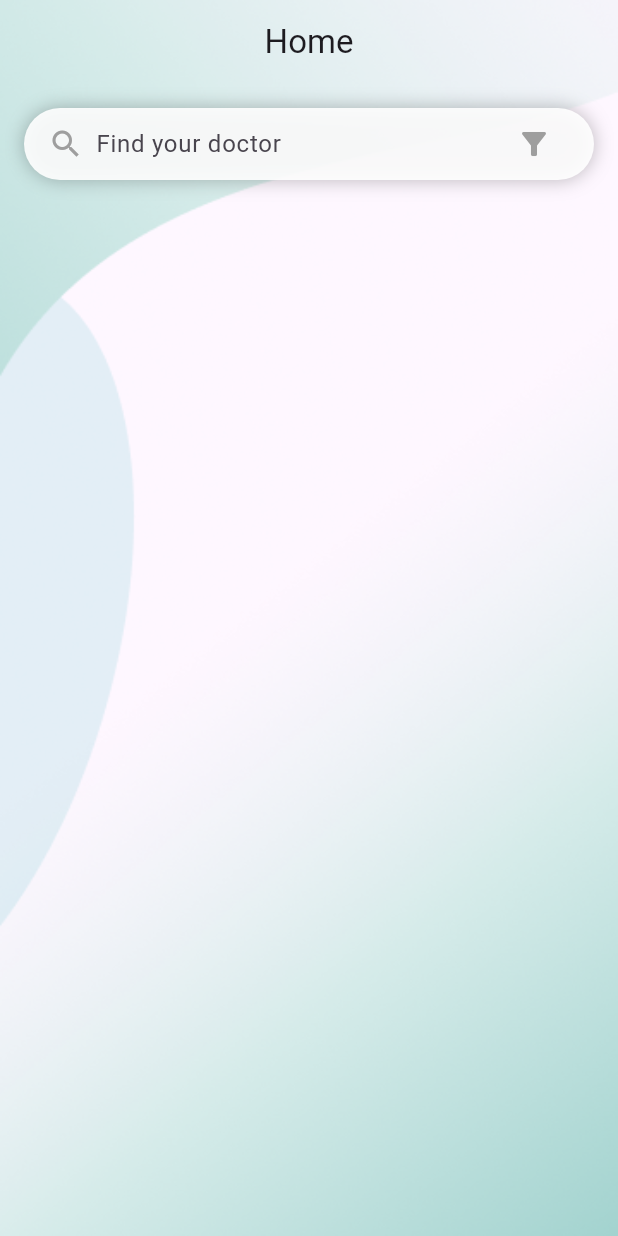
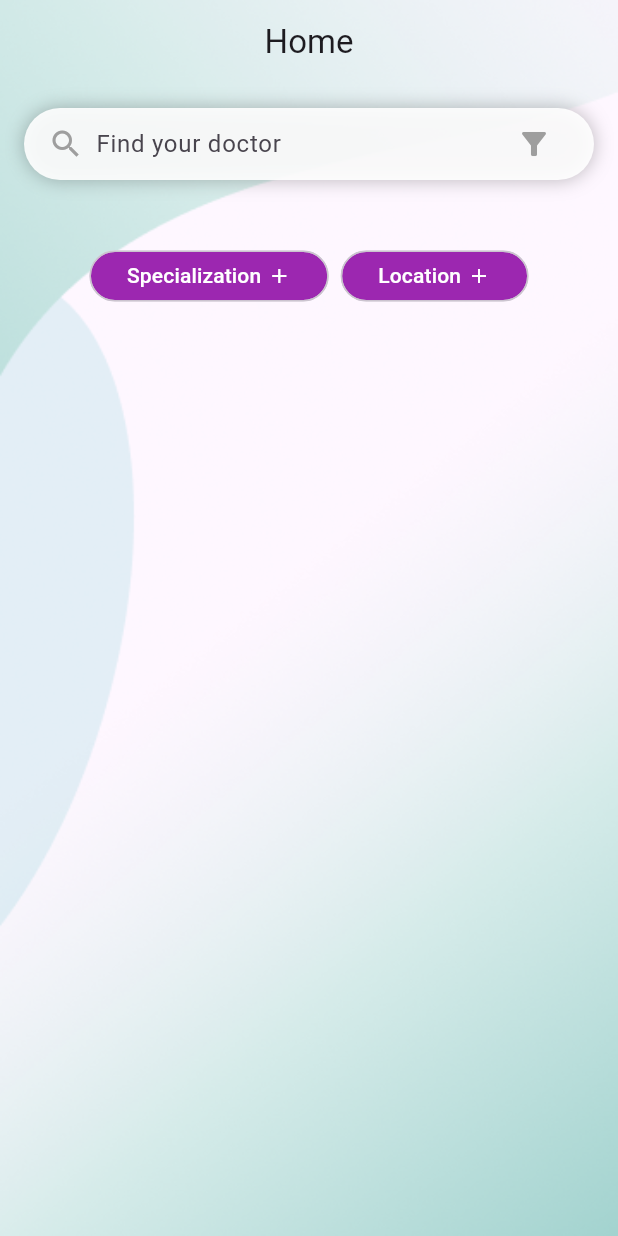
Before and after one commit to Cost-Effective-Software-Project-11/Klinik, a Flutter app: the HomeScreen screen opened by its route, on a phone screen of 412 x 824 dp. Run offline on Flutter 3.47's test engine with Material 3 defaults, Android fonts, the phone set to English and light mode, and no system bars; our stand-ins replace bloc, cloud_firestore, equatable, firebase_auth, firebase_core, flutter_bloc and 3 more; missing offline and left inert: country_flags; accounts and stored records are empty; generated files the repository leaves out were written again.

Commit message:
chips added

```diff
--- a/lib/screens/home/home_screen.dart
+++ b/lib/screens/home/home_screen.dart
@@ -30,7 +30,9 @@ class HomeScreen extends StatelessWidget {
             top: kToolbarHeight + 16, // Position below the app bar
             left: 16,
             right: 16,
-            child: Container(
+            child: Column(
+              children: [
+                Container(
                   padding: const EdgeInsets.symmetric(horizontal: 16),
                   decoration: BoxDecoration(
                     color: Colors.white.withOpacity(0.9),
@@ -64,6 +66,86 @@ class HomeScreen extends StatelessWidget {
                     ],
                   ),
                 ),
+                Container(
+                    //нещо не  промени дизайна май
+                    width: 156,
+                    height: 40,
+                    padding: const EdgeInsets.only(
+                      top: 10,
+                      left: 24,
+                      right: 16,
+                      bottom: 10,
+                    )), // Space between search bar and chips
+                Row(
+                  mainAxisSize: MainAxisSize.min,
+                  mainAxisAlignment: MainAxisAlignment.center,
+                  crossAxisAlignment: CrossAxisAlignment.center,
+                  children: [
+                    ActionChip(
+                      label: const Row(
+                        children: [
+                          Text(
+                            'Specialization',
+                            textAlign: TextAlign.center,
+                            style: TextStyle(
+                              color: Colors.white,
+                              fontSize: 14,
+                              fontFamily: 'Roboto',
+                              fontWeight: FontWeight.w500,
+                              height: 0.10,
+                              letterSpacing: 0.10,
+                            ),
+                          ),
+                          SizedBox(width: 4),
+                          Icon(Icons.add, size: 16, color: Colors.white),
+                        ],
+                      ),
+                      onPressed: () {
+                        // Handle action for Location
+                      },
+                      backgroundColor: Colors.purple,
+                      labelStyle: const TextStyle(color: Colors.white),
+                      padding: const EdgeInsets.symmetric(
+                          vertical: 8, horizontal: 16),
+                      shape: RoundedRectangleBorder(
+                        borderRadius: BorderRadius.circular(20),
+                      ),
+                    ),
+                    const SizedBox(width: 8), // Space between chips
+                    ActionChip(
+                      label: const Row(
+                        children: [
+                          Text(
+                            'Location',
+                            textAlign: TextAlign.center,
+                            style: TextStyle(
+                              color: Colors.white,
+                              fontSize: 14,
+                              fontFamily: 'Roboto',
+                              fontWeight: FontWeight.w500,
+                              height: 0.10,
+                              letterSpacing: 0.10,
+                            ),
+                          ),
+                          SizedBox(width: 4),
+                          Icon(Icons.add, size: 16, color: Colors.white),
+                        ],
+                      ),
+                      onPressed: () {
+                        // Handle action for Location
+                      },
+                      backgroundColor: Colors.purple,
+                      labelStyle: const TextStyle(color: Colors.white),
+                      padding: const EdgeInsets.symmetric(
+                          vertical: 8, horizontal: 16),
+                      shape: RoundedRectangleBorder(
+                        borderRadius: BorderRadius.circular(20),
+                      ),
+                    ),
+                  ],
+                ),
+              ],
+            ),
           ),
         ],
       ),
```
Lines whose indentation alone changed are shown as unchanged.
